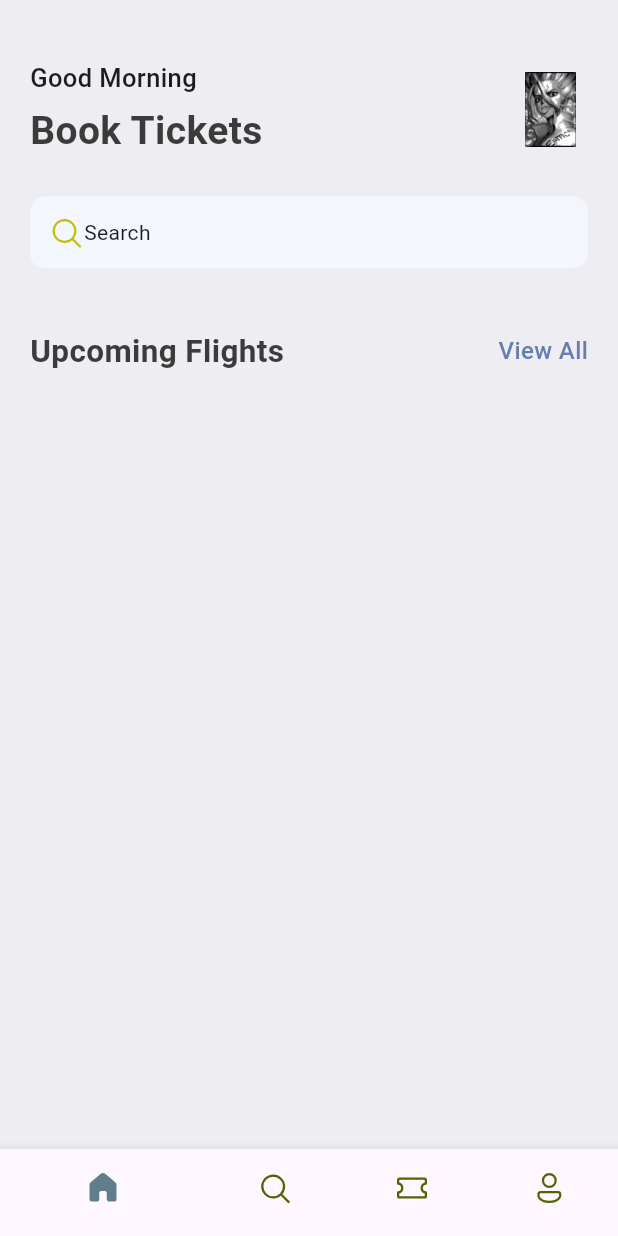
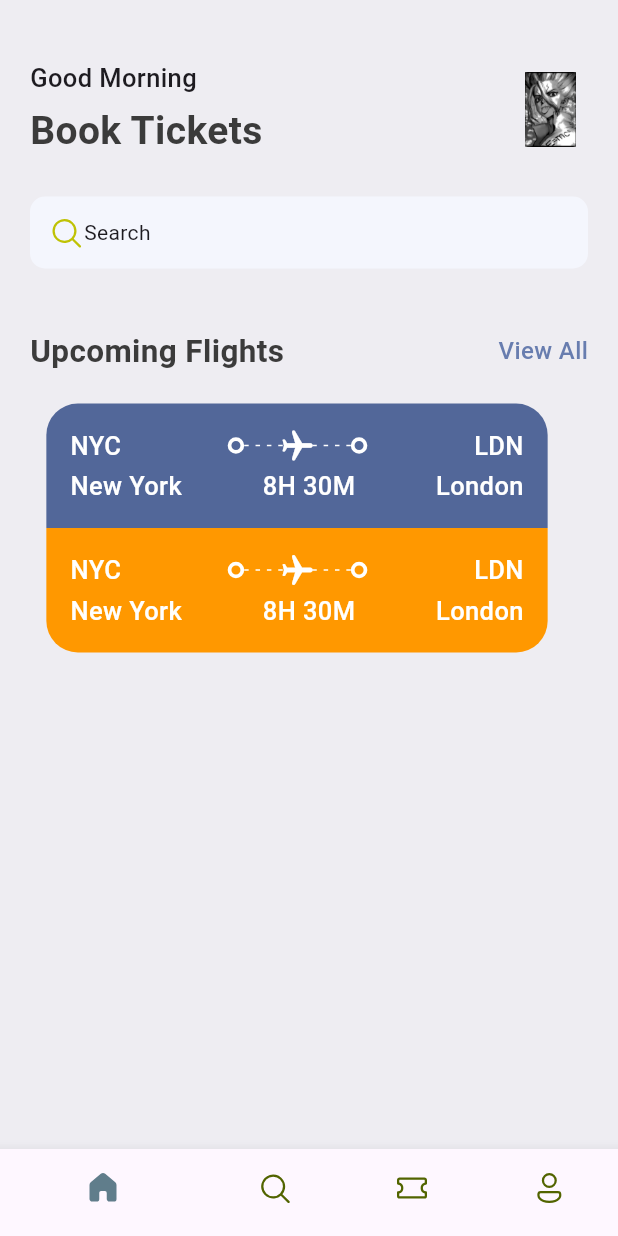
Before and after one commit to TevinMusau/ticket-app, a Flutter app: the screen it shows after launch, on a phone screen of 412 x 824 dp. Run offline on Flutter 3.47's test engine with Material 3 defaults, Android fonts, the phone set to English and light mode, and no system bars; our stand-ins replace fluentui_icons.

Commit message:
ticketView_start

```diff
--- a/lib/base/res/styles/app_styles.dart
+++ b/lib/base/res/styles/app_styles.dart
@@ -4,8 +4,13 @@ Color primary = const Color(0xFF687daf);
 
 class AppStyles {
   static Color primaryColor = primary;
-  static Color bgColor = Color(0xFFeeedf2);
+
+  static Color bgColor = const Color(0xFFeeedf2);
+
   static Color textColor = const Color(0xFF3b3b3b);
+
+  static Color ticketBlue = const Color(0xFF526799);
+
   static TextStyle textStyle = TextStyle(fontSize: 16, fontWeight: FontWeight.w500, color: textColor);
 
   static TextStyle headLineStyle1 = TextStyle(
--- /dev/null
+++ b/lib/base/widgets/app_layoutbuilder_widget.dart
@@ -0,0 +1,21 @@
+import 'package:flutter/material.dart';
+
+class AppLayoutBuilderWidget extends StatelessWidget {
+  final int randomDivider;
+
+  const AppLayoutBuilderWidget({super.key, required this.randomDivider});
+
+  @override
+  Widget build(BuildContext context) {
+    return LayoutBuilder(builder: (BuildContext context, BoxConstraints constraints){
+      return Flex(
+        mainAxisAlignment: MainAxisAlignment.spaceBetween,
+        direction: Axis.horizontal,
+        children: List.generate((constraints.constrainWidth() / randomDivider).floor(), (index) => const SizedBox(
+          width: 3,
+          height: 1,
+          child: DecoratedBox(decoration: BoxDecoration(color: Colors.white)),
+        )),);
+    });
+  }
+}
--- /dev/null
+++ b/lib/base/widgets/big_dot.dart
@@ -0,0 +1,16 @@
+import 'package:flutter/material.dart';
+
+class BigDot extends StatelessWidget {
+  const BigDot({super.key});
+
+  @override
+  Widget build(BuildContext context) {
+    return Container(
+      padding: const EdgeInsets.all(3),
+      decoration: BoxDecoration(
+        border: Border.all(width: 2.5, color: Colors.white),
+        borderRadius: BorderRadius.circular(20)
+      ),
+    );
+  }
+}
--- /dev/null
+++ b/lib/base/widgets/ticket_view.dart
@@ -0,0 +1,158 @@
+import 'package:flutter/material.dart';
+import 'package:ticket_app/base/res/styles/app_styles.dart';
+import 'package:ticket_app/base/widgets/app_layoutbuilder_widget.dart';
+import 'package:ticket_app/base/widgets/big_dot.dart';
+
+class TicketView extends StatelessWidget {
+  const TicketView({super.key});
+
+  @override
+  Widget build(BuildContext context) {
+
+    // gives us the size of the device screen width
+    final size = MediaQuery.of(context).size;
+
+    // take 85% of the screen width
+    return SizedBox(
+      width: size.width * 0.85,
+      height: 179,
+      child: Container(
+        margin: const EdgeInsets.only(right: 16),
+        child: Column(
+          children: [
+            Container(
+              padding: const EdgeInsets.all(16),
+              decoration: BoxDecoration(
+                  color: AppStyles.ticketBlue,
+                  borderRadius: const BorderRadius.only(
+                      topLeft: Radius.circular(21), topRight: Radius.circular(21))),
+              child: Column(
+                children: [
+                  //show departure and destination with icons first line
+                  Row(
+                    children: [
+                      Text(
+                        "NYC",
+                        style: AppStyles.headLineStyle3.copyWith(color: Colors.white),
+                      ),
+                      Expanded(child: Container()),
+                      const BigDot(),
+                      Expanded(child: Stack(
+                        children: [
+                          const SizedBox(
+                            height: 24,
+                            child: AppLayoutBuilderWidget(randomDivider: 7,),
+                          ),
+                          Center(
+                            child: Transform.rotate(
+                              angle: 1.57,
+                              child: const Icon(
+                                Icons.local_airport_rounded,
+                                color: Colors.white,
+                                )
+                            ),
+                          )
+                        ],
+                      )),
+                      const BigDot(),
+                      Expanded(child: Container()),
+                      Text(
+                        "LDN",
+                        style: AppStyles.headLineStyle3.copyWith(color: Colors.white),
+                      )
+                    ],
+                  ),
+                  const SizedBox(height: 3,),
+                  // show departure and destination names with time
+                  Row(
+                    children: [
+                      Text(
+                        "New York",
+                        style: AppStyles.headLineStyle3.copyWith(color: Colors.white),
+                      ),
+                      Expanded(child: Container()),
+                      Text(
+                        "8H 30M",
+                        style: AppStyles.headLineStyle3.copyWith(color: Colors.white),
+                      ),
+                      Expanded(child: Container()),
+                      Text(
+                        "London",
+                        style: AppStyles.headLineStyle3.copyWith(color: Colors.white),
+                      )
+                    ],
+                  )
+                ],
+              ),
+            ),
+            Container(
+              padding: const EdgeInsets.all(16),
+              decoration: const BoxDecoration(
+                  color: Colors.orange,
+                  borderRadius: BorderRadius.only(
+                      bottomLeft: Radius.circular(21), bottomRight: Radius.circular(21))),
+              child: Column(
+                children: [
+                  //show departure and destination with icons first line
+                  Row(
+                    children: [
+                      Text(
+                        "NYC",
+                        style: AppStyles.headLineStyle3.copyWith(color: Colors.white),
+                      ),
+                      Expanded(child: Container()),
+                      const BigDot(),
+                      Expanded(child: Stack(
+                        children: [
+                          const SizedBox(
+                            height: 24,
+                            child: AppLayoutBuilderWidget(randomDivider: 7,),
+                          ),
+                          Center(
+                            child: Transform.rotate(
+                              angle: 1.57,
+                              child: const Icon(
+                                Icons.local_airport_rounded,
+                                color: Colors.white,
+                                )
+                            ),
+                          )
+                        ],
+                      )),
+                      const BigDot(),
+                      Expanded(child: Container()),
+                      Text(
+                        "LDN",
+                        style: AppStyles.headLineStyle3.copyWith(color: Colors.white),
+                      )
+                    ],
+                  ),
+                  const SizedBox(height: 3,),
+                  // show departure and destination names with time
+                  Row(
+                    children: [
+                      Text(
+                        "New York",
+                        style: AppStyles.headLineStyle3.copyWith(color: Colors.white),
+                      ),
+                      Expanded(child: Container()),
+                      Text(
+                        "8H 30M",
+                        style: AppStyles.headLineStyle3.copyWith(color: Colors.white),
+                      ),
+                      Expanded(child: Container()),
+                      Text(
+                        "London",
+                        style: AppStyles.headLineStyle3.copyWith(color: Colors.white),
+                      )
+                    ],
+                  )
+                ],
+              ),
+            ),
+          ],
+        ),
+      ),
+    );
+  }
+}
--- a/lib/screens/home_screen.dart
+++ b/lib/screens/home_screen.dart
@@ -3,6 +3,7 @@ import 'package:flutter/material.dart';
 import 'package:ticket_app/base/res/media.dart';
 import 'package:ticket_app/base/res/styles/app_styles.dart';
 import 'package:ticket_app/base/widgets/app_double_text.dart';
+import 'package:ticket_app/base/widgets/ticket_view.dart';
 
 class HomeScreen extends StatelessWidget {
   const HomeScreen({super.key});
@@ -63,6 +64,8 @@ class HomeScreen extends StatelessWidget {
               ),
               const SizedBox(height: 40),
               const AppDoubleText(bigText: "Upcoming Flights", smallText: "View All"),
+              const SizedBox(height: 20),
+              const TicketView()
             ],
           ),
         ),
```
